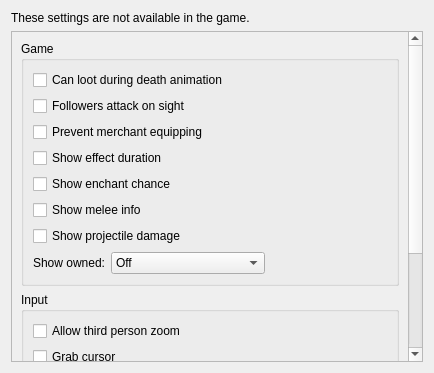
First picture: the form in files/ui/advancedpage.ui, repository nikamigaming-create/nikami-openmw-lab, before the edit.
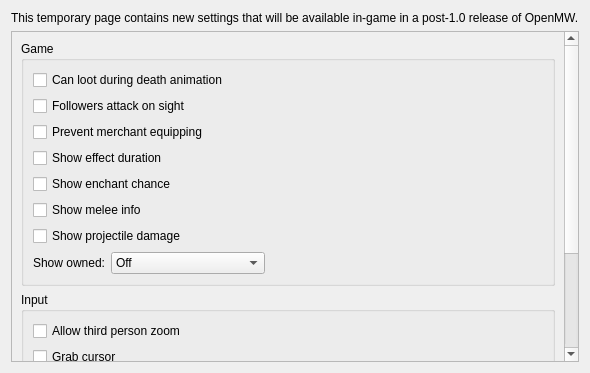
Second picture: the form after the edit.

Commit message: Changing page description to address Zini's concerns

```diff
--- a/files/ui/advancedpage.ui
+++ b/files/ui/advancedpage.ui
@@ -14,7 +14,7 @@
    <item>
     <widget class="QLabel" name="label">
      <property name="text">
-      <string>&lt;html&gt;&lt;head/&gt;&lt;body&gt;&lt;p&gt;These settings are not available in the game.&lt;/p&gt;&lt;/body&gt;&lt;/html&gt;</string>
+      <string>&lt;html&gt;&lt;head/&gt;&lt;body&gt;&lt;p&gt;This temporary page contains new settings that will be available in-game in a post-1.0 release of OpenMW.&lt;/p&gt;&lt;/body&gt;&lt;/html&gt;</string>
      </property>
     </widget>
    </item>
```
Left out of the diff: 2 changed lines with no effect on the pictures.
